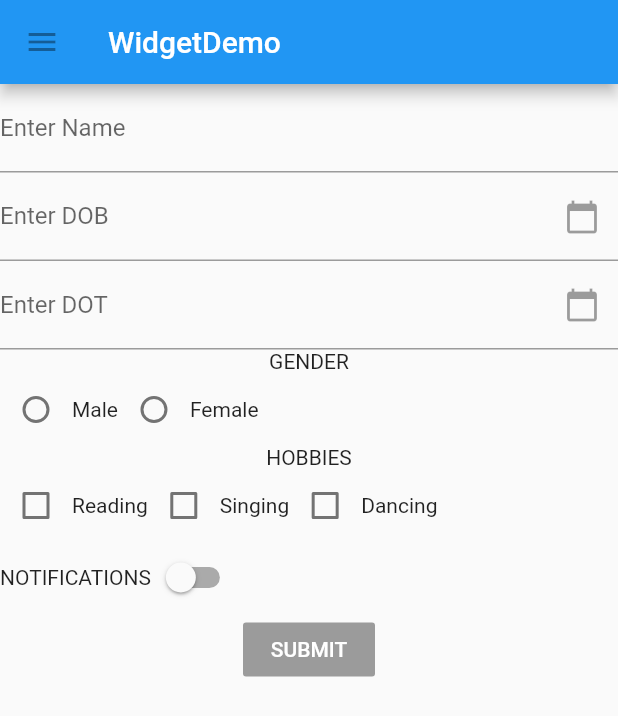
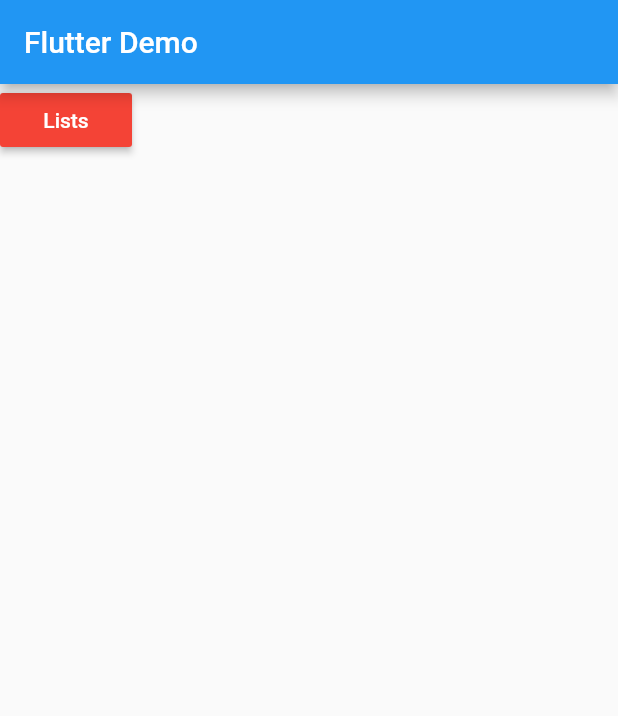
Before and after one commit to yamzzzz/flutter_demo, a Flutter app: the screen it shows after launch, on a phone screen of 412 x 824 dp. Shown: the top 716 px of the screen. Run offline on Flutter 3.47's test engine with Material 2 defaults, Android fonts, the phone set to English and light mode, and no system bars; our stand-ins replace fluttertoast.

Commit message:
Lists - Added

```diff
--- a/lib/main.dart
+++ b/lib/main.dart
@@ -1,7 +1,11 @@
 import 'package:flutter/material.dart';
+import 'package:flutter_demo/list/CardList.dart';
+import 'package:flutter_demo/list/SeparatedList.dart';
+import 'package:flutter_demo/list/WidgetList.dart';
 import 'package:fluttertoast/fluttertoast.dart';
 
 
+import 'list/BuilderList.dart';
 import 'ui_widget/WidgetDemo.dart';
 
 void main() => runApp(MyApp());
@@ -10,160 +14,80 @@ class MyApp extends StatelessWidget {
   // This widget is the root of your application.
   @override
   Widget build(BuildContext context) {
-    return MaterialApp(
-      title: 'Flutter Demo',
-      theme: ThemeData(
-        // This is the theme of your application.
-        //
-        // Try running your application with "flutter run". You'll see the
-        // application has a blue toolbar. Then, without quitting the app, try
-        // changing the primarySwatch below to Colors.green and then invoke
-        // "hot reload" (press "r" in the console where you ran "flutter run",
-        // or simply save your changes to "hot reload" in a Flutter IDE).
-        // Notice that the counter didn't reset back to zero; the application
-        // is not restarted.
-        primarySwatch: Colors.blue,
-      ),
-      home: MyHomePage(title: 'Flutter Demo Home Page'),
+    return new MaterialApp(
+        initialRoute: '/',
+      routes: {
+          '/' : (context) => MyHomePage(),
+         '/list_separated' : (context) => SeparatedList(),
+        '/list_widget' : (context) => WidgetList(),
+        '/list_builder' : (context) => BuilderList(),
+        '/list_card' : (context) => CardList()
+      },
     );
   }
+
 }
+
+
+
 
 class MyHomePage extends StatefulWidget {
   MyHomePage({Key key, this.title}) : super(key: key);
 
-  // This widget is the home page of your application. It is stateful, meaning
-  // that it has a State object (defined below) that contains fields that affect
-  // how it looks.
-
-  // This class is the configuration for the state. It holds the values (in this
-  // case the title) provided by the parent (in this case the App widget) and
-  // used by the build method of the State. Fields in a Widget subclass are
-  // always marked "final".
-
   final String title;
 
   @override
-  _WidgetState createState() => _WidgetState();
+  State<StatefulWidget> createState() {
+    // TODO: implement createState
+    return _HomeState();
   }
 
-class _WidgetState extends State<MyHomePage> {
-  var genderSelectionGroup;
-  var maleValue = 0;
-  var femaleValue = 0;
-  bool readingValue = false;
-  bool singingValue = false;
-  bool dancingValue = false;
 
-  var notificationValue = false;
 
+}
+
+class _HomeState extends State<MyHomePage> {
   @override
   Widget build(BuildContext context) {
-    // TODO: implement build
     return Scaffold(
         appBar: AppBar(
-          leading: IconButton(icon: Icon(Icons.menu), onPressed: null),
-          title: Text("WidgetDemo"),
+          title: Text('Flutter Demo'),
         ),
-        body: Column(children: <Widget>[
-          TextField(
-              obscureText: false,
-              decoration: InputDecoration(
-                  border: UnderlineInputBorder(), labelText: 'Enter Name')),
-          TextField(
-              obscureText: false,
-              decoration: InputDecoration(
-                  border: UnderlineInputBorder(),
-                  labelText: 'Enter DOB',
-                  suffixIcon: IconButton(icon: Icon(Icons.calendar_today)))),
-          TextField(
-              obscureText: false,
-              decoration: InputDecoration(
-                  border: UnderlineInputBorder(),
-                  labelText: 'Enter DOT',
-                  suffixIcon: IconButton(icon: Icon(Icons.calendar_today)))),
-          Text("GENDER"),
-          Row(
-            children: <Widget>[
-              Radio(
-                  value: 0,
-                  groupValue: genderSelectionGroup,
-                  onChanged: (value) {
-                    genderSelected("M", value);
-                  }),
-              Text("Male"),
-              Radio(
-                  value: 1,
-                  groupValue: genderSelectionGroup,
-                  onChanged: (value) {
-                    genderSelected("F", value);
-                  }),
-              Text("Female")
-            ],
-          ),
-          Text("HOBBIES"),
-          Row(
-            children: <Widget>[
-              Checkbox(
-                  value: readingValue,
-                  onChanged: (value) {
-                    hobbySelected("reading", value);
-                  }),
-              Text("Reading"),
-              Checkbox(
-                  value: singingValue,
-                  onChanged: (value) {
-                    hobbySelected("singing", value);
-                  }),
-              Text("Singing"),
-              Checkbox(
-                  value: dancingValue,
-                  onChanged: (value) {
-                    hobbySelected("dancing", value);
-                  }),
-              Text("Dancing"),
-            ],
-          ),
-          Row(children: <Widget>[
-            Text("NOTIFICATIONS"),
-            Switch(
-                value: notificationValue,
-                onChanged: (value) {
-                  setState(() {
-                    notificationValue = value;
-                  });
-                })
-          ]),
-          RaisedButton(onPressed: submitClicked(),
-          child: Text("SUBMIT"),
+        body: Container(child: RaisedButton(
+          child: Text("Lists"),
           color: Colors.red,
-          textColor: Colors.white,)
-        ]));
+            textColor: Colors.white,
+            onPressed: () {
+          navigateTo(context, "list_card");
+        }))
+    );
   }
 
-  genderSelected(selectedGender, value) {
-    setState(() {
-      genderSelectionGroup = value;
-    });
+  navigateTo(BuildContext context, String page) {
+    switch (page) {
+      case "list_separated":
+        {
+          Navigator.pushNamed(context, '/list_separated');
         }
+        break;
 
-  void hobbySelected(s, value) {
-    setState(() {
-      switch (s) {
-        case "reading":
-          readingValue = value;
+      case "list_widget":
+        {
+          Navigator.pushNamed(context, '/list_widget');
+        }
         break;
-        case "singing":
-          singingValue = value;
+
+      case "list_builder":
+        {
+          Navigator.pushNamed(context, '/list_builder');
+        }
         break;
-        case "dancing":
-          dancingValue = value;
+
+      case "list_card":
+        {
+          Navigator.pushNamed(context, '/list_card');
+        }
         break;
     }
-    });
   }
 }
-
-submitClicked() {
-  Fluttertoast.showToast(msg: "Submit Clicked!!",toastLength: Toast.LENGTH_SHORT);
-}
--- a/pubspec.yaml
+++ b/pubspec.yaml
@@ -19,7 +19,7 @@ environment:
 dependencies:
   flutter:
     sdk: flutter
-
+  http: 0.12.0+3
   # The following adds the Cupertino Icons font to your application.
   # Use with the CupertinoIcons class for iOS style icons.
   cupertino_icons: ^0.1.2
@@ -28,6 +28,7 @@ dependencies:
 dev_dependencies:
   flutter_test:
     sdk: flutter
+
 
 
 # For information on the generic Dart part of this file, see the
```
Also changed, not shown: lib/list/BuilderList.dart (added, +52 -0 lines), lib/list/CardList.dart (added, +53 -0 lines), lib/list/SeparatedList.dart (added, +59 -0 lines), lib/list/WidgetList.dart (added, +25 -0 lines), lib/model/Post.dart (added, +22 -0 lines), pubspec.lock, 7 other files. Lines whose indentation alone changed are shown as unchanged.
